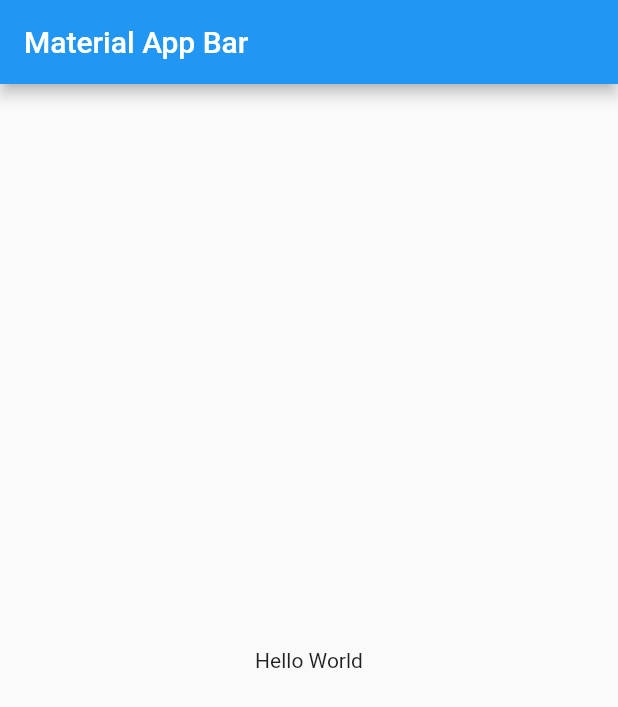
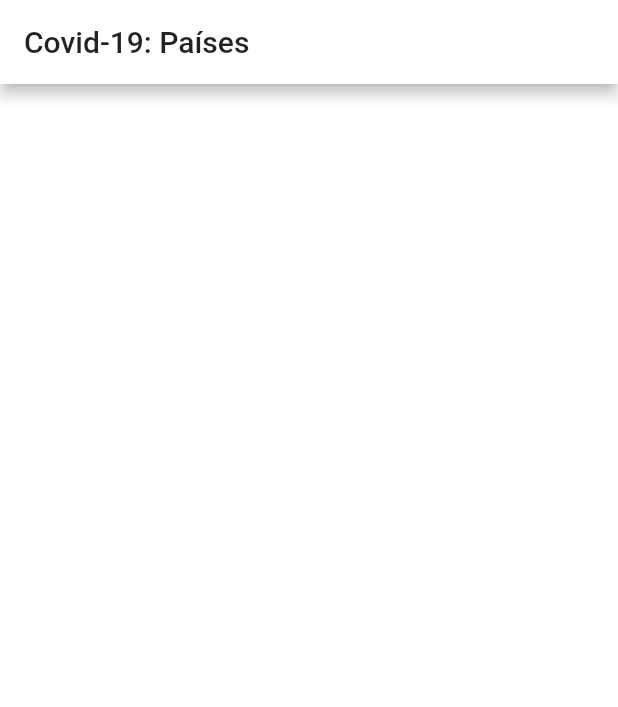
Before and after one commit to smith1996/covid-19-flutter, a Flutter app: the screen it shows after launch, on a phone screen of 412 x 824 dp. Shown: the top 707 px of the screen. Run offline on Flutter 3.47's test engine with Material 2 defaults, Android fonts, the phone set to English and light mode, and no system bars.

Commit message:
Add country list screen and utilities class

```diff
--- a/lib/main.dart
+++ b/lib/main.dart
@@ -1,3 +1,5 @@
+import 'package:covid19/routes.dart';
+import 'package:covid19/src/utilities/style.dart';
 import 'package:flutter/material.dart';
 
 void main() => runApp(MyApp());
@@ -8,27 +10,9 @@ class MyApp extends StatelessWidget {
     return MaterialApp(
       debugShowCheckedModeBanner: false,
       title: 'Covid-19',
-      home: Scaffold(
-        appBar: AppBar(
-          title: Text('Material App Bar'),
-        ),
-        body: Center(
-          child: Container(
-            child: Text('Hello World'),
-          ),
-        ),
-      ),
+      theme: appTheme,
+      initialRoute: '/',
+      routes: appRoutes,
     );
   }
 }
-
-/*MaterialApp(
-      debugShowCheckedModeBanner: false,
-      theme: ThemeData(accentColor: Colors.black),
-      title: 'Covid-19',
-      initialRoute: '/',
-      routes: {
-        '/': (BuildContext context) => CountryListPage(),
-        'infected': (BuildContext context) => InfectedListPage(),
-      },
-    );*/
--- /dev/null
+++ b/lib/routes.dart
@@ -0,0 +1,6 @@
+import 'package:flutter/material.dart';
+import 'package:covid19/src/screens/country_list_screen.dart';
+
+final Map<String, WidgetBuilder> appRoutes = {
+  '/': (context) => CountryListScreen(),
+};
--- /dev/null
+++ b/lib/src/screens/country_list_screen.dart
@@ -0,0 +1,13 @@
+import 'package:covid19/src/utilities/app.dart';
+import 'package:flutter/material.dart';
+
+class CountryListScreen extends StatelessWidget {
+  @override
+  Widget build(BuildContext context) {
+    return Scaffold(
+      appBar: AppBar(
+        title: Text(countryListTitle),
+      ),
+    );
+  }
+}
--- /dev/null
+++ b/lib/src/utilities/app.dart
@@ -0,0 +1,5 @@
+// MARK: - App screen titles
+const String countryListTitle = 'Covid-19: Países';
+const String infectedHistoryTitle = 'Reporte de';
+
+// MARK: - App screen names
--- /dev/null
+++ b/lib/src/utilities/style.dart
@@ -0,0 +1,23 @@
+import 'package:flutter/material.dart';
+
+final ThemeData appTheme = ThemeData(
+  primaryColor: Colors.white,
+  accentColor: Colors.orange,
+  hintColor: Colors.white,
+  dividerColor: Colors.white,
+  //buttonColor: Colors.white,
+  scaffoldBackgroundColor: Colors.white,
+  canvasColor: Colors.black,
+);
+
+// ThemeData appTheme() {
+//   return ThemeData(
+//     primaryColor: Colors.white,
+//     accentColor: Colors.orange,
+//     hintColor: Colors.white,
+//     dividerColor: Colors.white,
+//     //buttonColor: Colors.white,
+//     scaffoldBackgroundColor: Colors.white,
+//     canvasColor: Colors.black,
+//   );
+// }
```
